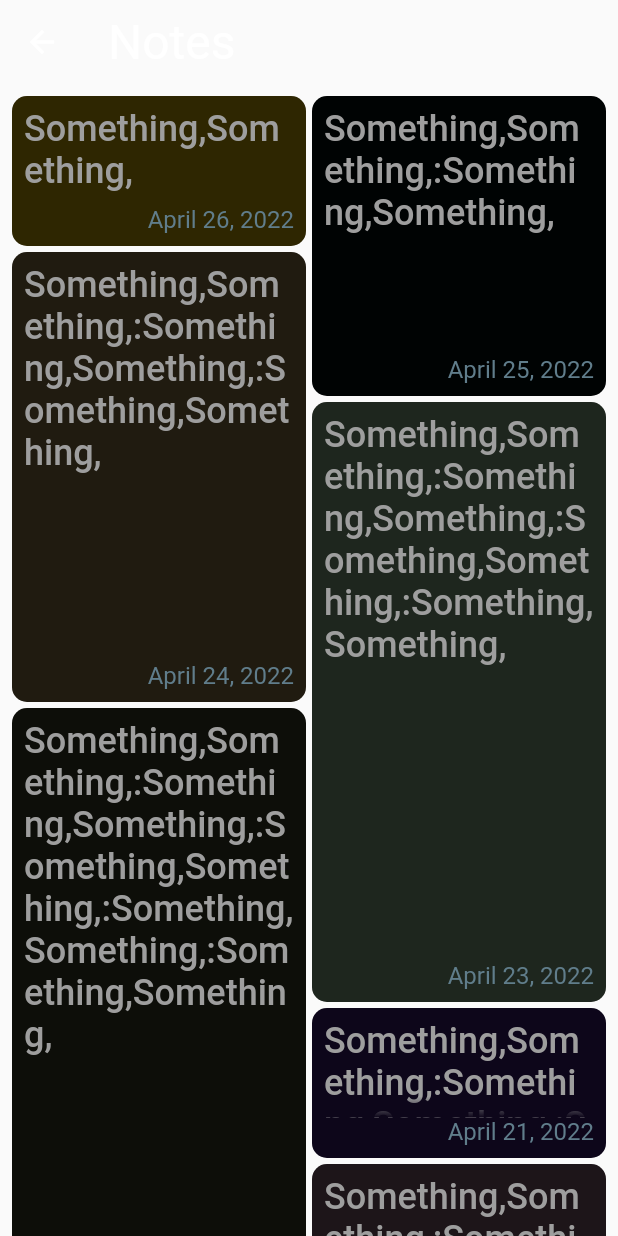
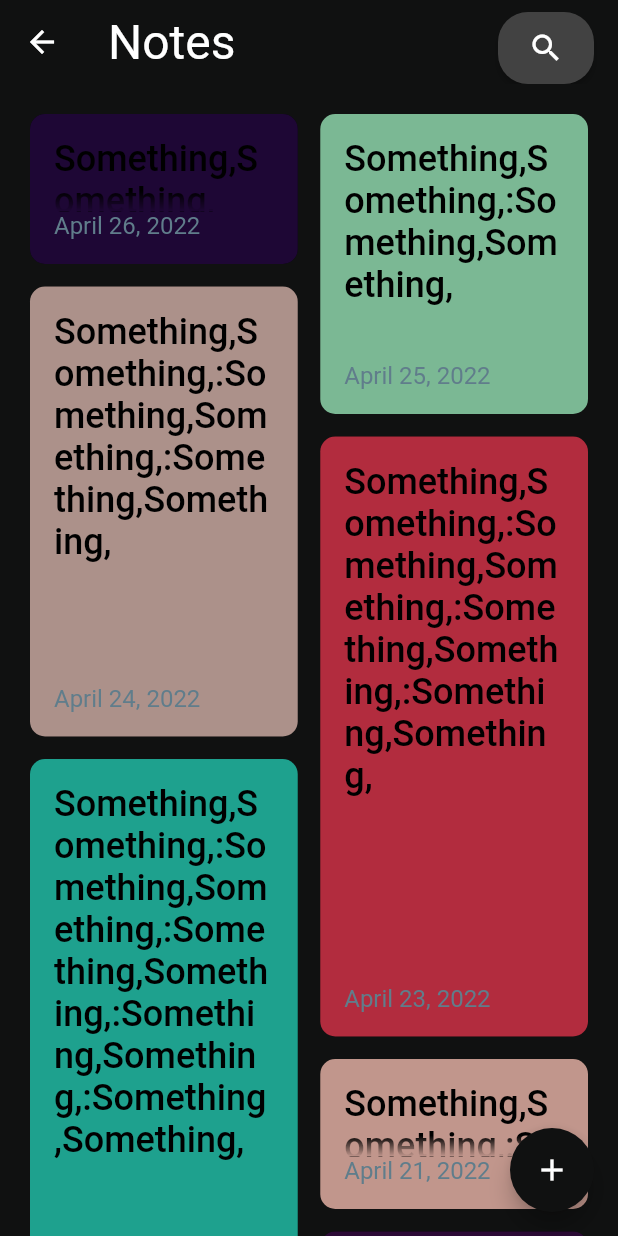
Before and after one commit to V-chinmay/the_note_app, a Flutter app: the HomeView screen opened by its route, on a phone screen of 412 x 824 dp. Run offline on Flutter 3.47's test engine with Material 2 defaults, Android fonts, the phone set to English and light mode, and no system bars; our stand-ins replace get; missing offline and left inert: dart:ffi.

Commit message:
FIxed the note coloring issue and added few ui elements.

```diff
--- a/lib/app/modules/home/views/NoteTile.dart
+++ b/lib/app/modules/home/views/NoteTile.dart
@@ -1,4 +1,5 @@
 import 'dart:ffi';
+import 'dart:typed_data';
 
 import 'package:flutter/material.dart';
 import 'package:intl/intl.dart';
@@ -10,18 +11,22 @@ class NoteTile extends StatelessWidget {
   final DateTime lastModifiedDate;
   final double extent;
 
-  Color getColorFromTitle(String title) =>
-      Color((title.hashCode - (title.length * title.length)) & 0xffffffff);
+  Color getColorFromTitle(String title) => Color.fromRGBO(
+      noteTitle.hashCode >> 2,
+      noteTitle.hashCode >> 4,
+      noteTitle.hashCode >> 6,
+      0.8);
   String getFormattedDateString(DateTime date) =>
       DateFormat.yMMMMd().format(date);
 
   @override
   Widget build(BuildContext context) {
     print("colors is ${getColorFromTitle(noteTitle)}");
+
     return Container(
       width: this.extent,
       height: this.extent,
-      padding: EdgeInsets.all(8),
+      padding: EdgeInsets.all(16),
       decoration: BoxDecoration(
           color: getColorFromTitle(noteTitle),
           borderRadius: BorderRadius.circular(10),
@@ -34,12 +39,12 @@ class NoteTile extends StatelessWidget {
             style: Theme.of(context)
                 .textTheme
                 .headline6!
-                .copyWith(color: Colors.grey),
+                .copyWith(color: Colors.black),
             overflow: TextOverflow.fade,
           ),
         ),
         Align(
-          alignment: Alignment.bottomRight,
+          alignment: Alignment.bottomLeft,
           child: Text(
             getFormattedDateString(this.lastModifiedDate),
             style: Theme.of(context).textTheme.subtitle1,
--- a/lib/app/modules/home/views/home_view.dart
+++ b/lib/app/modules/home/views/home_view.dart
@@ -7,22 +7,46 @@ import '../controllers/home_controller.dart';
 import 'package:flutter_staggered_grid_view/flutter_staggered_grid_view.dart';
 
 class HomeView extends GetView<HomeController> {
+  void onAddNewNote() {}
+
+  AppBar get _appBar => AppBar(
+          title: Text(
+            'Notes',
+            style: Get.theme.appBarTheme.titleTextStyle,
+          ),
+          backgroundColor: Colors.transparent,
+          elevation: 0,
+          actions: [
+            Container(
+              margin: EdgeInsets.only(top: 8, right: 16),
+              child: ElevatedButton(
+                onPressed: () => null,
+                style: ButtonStyle(
+                    shape: MaterialStateProperty.all(RoundedRectangleBorder(
+                        borderRadius: BorderRadius.circular(20))),
+                    foregroundColor: MaterialStateProperty.all(Colors.white),
+                    backgroundColor:
+                        MaterialStateProperty.all(Colors.grey.shade800)),
+                child: Icon(
+                  Icons.search,
+                ),
+              ),
+            ),
+          ]);
+
   @override
   Widget build(BuildContext context) {
     return Scaffold(
-        appBar: AppBar(
-          title: Text(
-            'Notes',
-            style: Theme.of(context).appBarTheme.titleTextStyle,
-          ),
-          backgroundColor: Colors.transparent,
-          elevation: 0,
+        appBar: _appBar,
+        floatingActionButton: FloatingActionButton(
+          onPressed: onAddNewNote,
+          child: Icon(Icons.add),
         ),
         body: MasonryGridView.count(
-            padding: EdgeInsets.all(8),
+            padding: EdgeInsets.all(20),
             crossAxisCount: 2,
-            crossAxisSpacing: 4,
-            mainAxisSpacing: 4,
+            crossAxisSpacing: 15,
+            mainAxisSpacing: 15,
             itemCount: 20,
             itemBuilder: (_, index) => NoteTile(
                 List.generate(index + 1, (index) => "Something,Something,")
--- a/lib/main.dart
+++ b/lib/main.dart
@@ -10,7 +10,7 @@ void main() {
       title: "Application",
       initialRoute: AppPages.INITIAL,
       getPages: AppPages.routes,
-      theme: ThemeData.light().copyWith(
+      theme: ThemeData.dark().copyWith(
           accentColor: Colors.orange,
           appBarTheme: AppBarTheme(
             centerTitle: false,
@@ -18,6 +18,10 @@ void main() {
             backgroundColor: Colors.transparent,
             elevation: 0,
           ),
+          scaffoldBackgroundColor: Color.fromRGBO(0x10, 0x11, 0x11, 1),
+          floatingActionButtonTheme: FloatingActionButtonThemeData(
+              foregroundColor: Colors.white,
+              backgroundColor: Color.fromRGBO(0x10, 0x11, 0x11, 1)),
           textTheme: TextTheme(
               headline6: TextStyle(color: Colors.blueGrey, fontSize: 24),
               subtitle1: TextStyle(color: Colors.blueGrey, fontSize: 16)),
```
Also changed, not shown: 2 other files.
